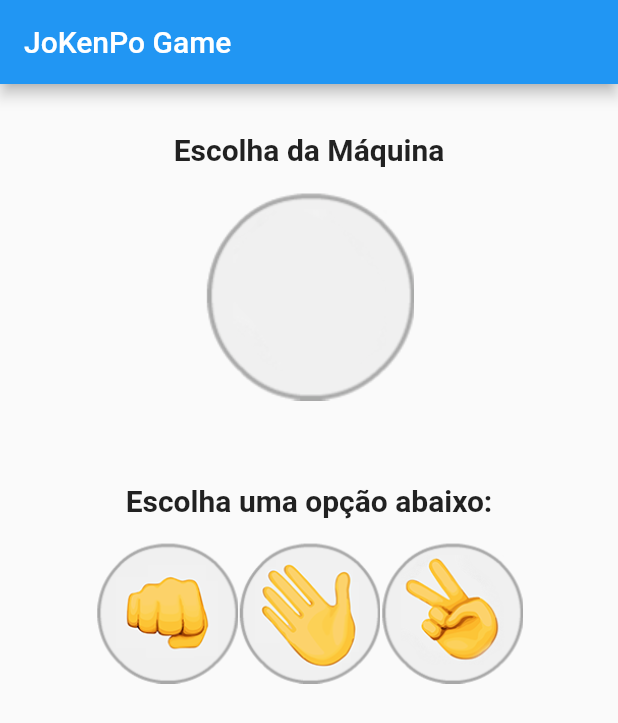
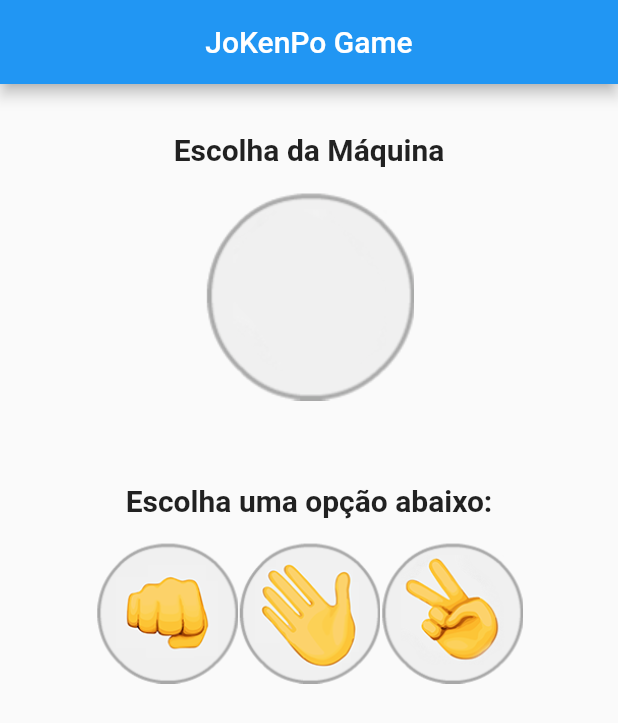
Before and after one commit to Nrdias/jokenpo, a Flutter app: the screen it shows after launch, on a phone screen of 412 x 824 dp. Shown: the top 723 px of the screen. Run offline on Flutter 3.47's test engine with Material 2 defaults, Android fonts, the phone set to English and light mode, and no system bars.

```diff
--- a/lib/Game.dart
+++ b/lib/Game.dart
@@ -1,3 +1,5 @@
+import 'dart:math';
+
 import 'package:flutter/material.dart';
 
 class Game extends StatefulWidget {
@@ -10,15 +12,30 @@ class Game extends StatefulWidget {
 class _GameState extends State<Game> {
 
   String _result = "";
-  final String _padrao = "images/padrao.png";
-  final String _pedra = "images/pedra.png";
-  final String _papel = "images/papel.png";
-  final String _tesoura = "images/tesoura.png";
+  final _list = ["images/pedra.png","images/papel.png","images/tesoura.png"];
+  var _machinechoice = AssetImage("images/padrao.png");
+
+  play(String user){
+    int aux = Random().nextInt(3);
+    String machine = _list[aux];
+    setState(() {
+      _machinechoice = AssetImage(machine);
+      if(machine == 'images/pedra.png' && user == 'images/tesoura.png') _result = 'Você perdeu';
+      else if(machine == 'images/pedra.png' && user == 'images/papel.png') _result = 'Você ganhou';
+      else if(machine == 'images/papel.png' && user == 'images/pedra.png') _result = 'Você perdeu';
+      else if(machine == 'images/papel.png' && user == 'images/tesoura.png') _result = 'Você ganhou';
+      else if(machine == 'images/tesoura.png' && user == 'images/papel.png') _result = 'Você perdeu';
+      else if(machine == 'images/tesoura.png' && user == 'images/pedra.png') _result = 'Você ganhou';
+      else _result = 'Empatou';
+    });
+
+  }
 
   @override
   Widget build(BuildContext context) {
     return Scaffold(
       appBar: AppBar(
+        centerTitle: true,
         title: const Text("JoKenPo Game", textAlign: TextAlign.center)
       ),
       body: Column(
@@ -30,7 +47,7 @@ class _GameState extends State<Game> {
             style: TextStyle(fontSize: 20,
             fontWeight: FontWeight.bold))
           ),
-          Image.asset(_padrao),
+          Image(image: this._machinechoice),
           Text(_result, style: const TextStyle(
             fontSize: 20,
             fontWeight: FontWeight.bold
@@ -45,16 +62,16 @@ class _GameState extends State<Game> {
             mainAxisAlignment: MainAxisAlignment.center,
             children: <Widget>[
             GestureDetector(
-              onTap: (){},
-              child: Image.asset(_pedra, height: 95,)
+                onTap: () => play(_list[0]),
+                child: Image.asset(_list[0], height: 95)
             ),
             GestureDetector(
-                onTap: (){},
-                child: Image.asset(_papel, height: 95,)
+                onTap: () => play(_list[1]),
+                child: Image.asset(_list[1], height: 95)
             ),
             GestureDetector(
-                onTap: (){},
-                child: Image.asset(_tesoura, height: 95,)
+                onTap: () => play(_list[2]),
+                child: Image.asset(_list[2], height: 95)
             )
           ],
           )
```
